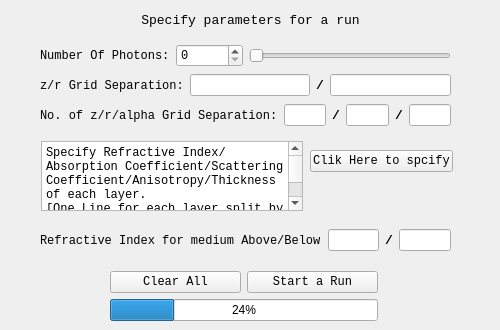
The window that mainwidgets/confparas.ui (SimonCqk/Photon_Propagation_Simulation) describes before a commit, drawn with Qt 5.
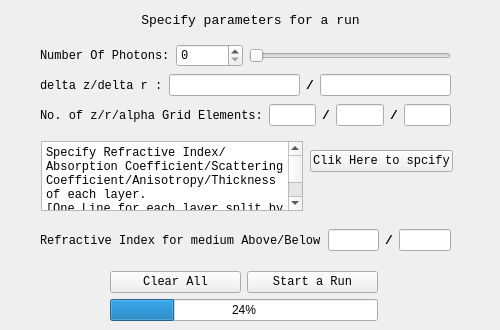
The same window after the commit.

```diff
--- a/mainwidgets/confparas.ui
+++ b/mainwidgets/confparas.ui
@@ -105,7 +105,7 @@
        </font>
       </property>
       <property name="text">
-       <string>z/r Grid Separation:</string>
+       <string>delta z/delta r :</string>
       </property>
      </widget>
     </item>
@@ -162,7 +162,7 @@
        </font>
       </property>
       <property name="text">
-       <string>No. of z/r/alpha Grid Separation:</string>
+       <string>No. of z/r/alpha Grid Elements:</string>
       </property>
      </widget>
     </item>
```
